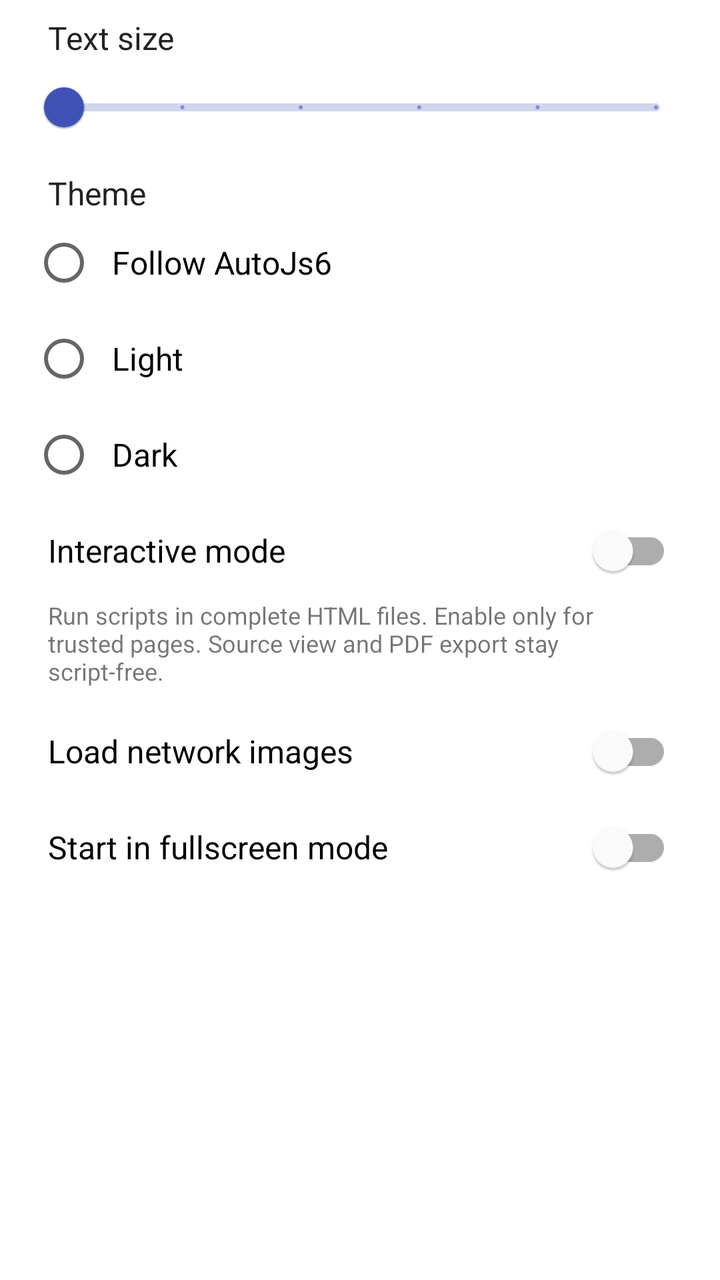
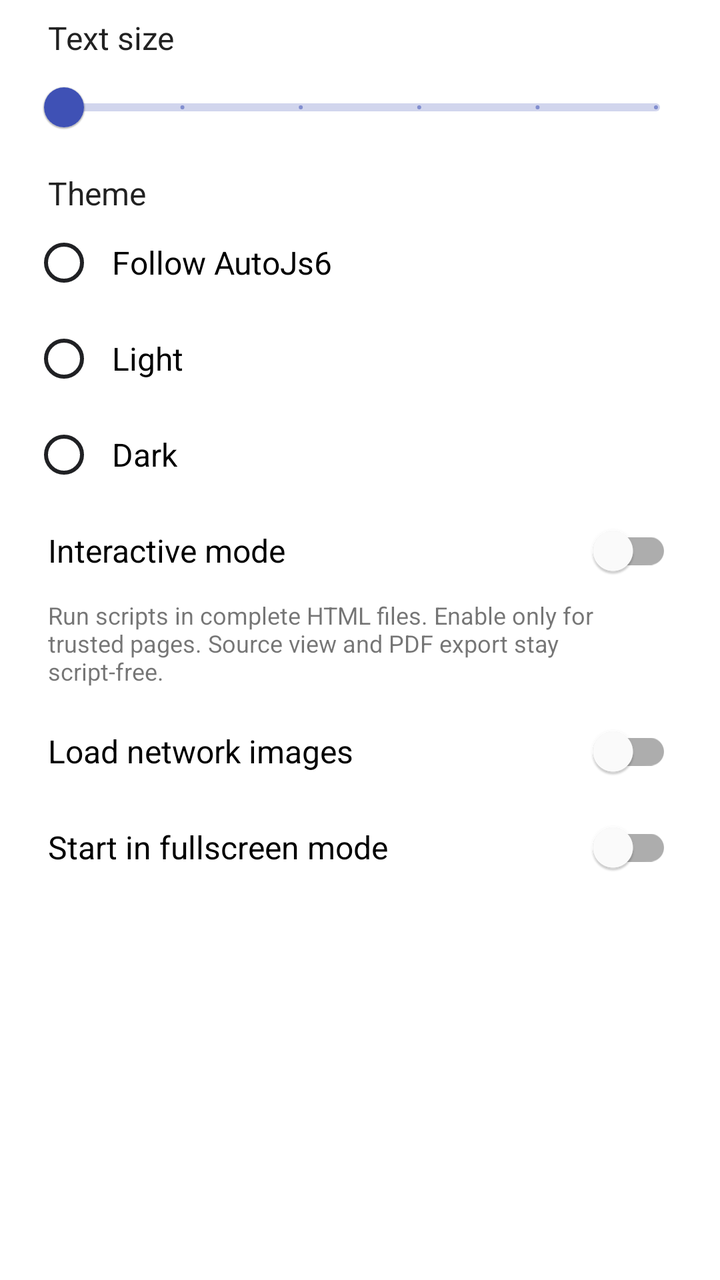

An Android layout rendered at two revisions. The XML below is the earlier revision; the diff shows what the commit changed to produce the second picture.
<!-- AndroidManifest.xml: application theme AppTheme -->
<!-- res/layout/dialog_html_previewer_settings.xml -->
<?xml version="1.0" encoding="utf-8"?>
<LinearLayout
    xmlns:android="http://schemas.android.com/apk/res/android"
    xmlns:app="http://schemas.android.com/apk/res-auto"
    android:layout_width="match_parent"
    android:layout_height="wrap_content"
    android:orientation="vertical"
    android:paddingHorizontal="16dp">

    <TextView
        android:id="@+id/text_zoom_label"
        android:layout_width="match_parent"
        android:layout_height="wrap_content"
        android:paddingHorizontal="8dp"
        android:paddingTop="8dp"
        android:text="@string/text_text_size"
        android:textColor="?android:attr/textColorPrimary"
        android:textSize="16sp" />

    <com.google.android.material.slider.Slider
        android:id="@+id/text_zoom"
        android:layout_width="match_parent"
        android:layout_height="wrap_content"
        android:contentDescription="@string/text_text_size"
        android:stepSize="25"
        android:valueFrom="75"
        android:valueTo="200"
        app:labelBehavior="gone" />

    <TextView
        android:layout_width="match_parent"
        android:layout_height="wrap_content"
        android:paddingHorizontal="8dp"
        android:paddingTop="8dp"
        android:text="@string/text_theme"
        android:textColor="?android:attr/textColorPrimary"
        android:textSize="16sp" />

    <RadioGroup
        android:id="@+id/theme_mode"
        android:layout_width="match_parent"
        android:layout_height="wrap_content"
        android:orientation="vertical">

        <com.google.android.material.radiobutton.MaterialRadioButton
            app:useMaterialThemeColors="false"
            android:id="@+id/theme_follow_system"
            android:layout_width="match_parent"
            android:layout_height="wrap_content"
            android:minHeight="48dp"
            android:paddingHorizontal="8dp"
            android:text="@string/text_theme_follow_system"
            android:textSize="16sp" />

        <com.google.android.material.radiobutton.MaterialRadioButton
            app:useMaterialThemeColors="false"
            android:id="@+id/theme_light"
            android:layout_width="match_parent"
            android:layout_height="wrap_content"
            android:minHeight="48dp"
            android:paddingHorizontal="8dp"
            android:text="@string/text_theme_light"
            android:textSize="16sp" />

        <com.google.android.material.radiobutton.MaterialRadioButton
            app:useMaterialThemeColors="false"
            android:id="@+id/theme_dark"
            android:layout_width="match_parent"
            android:layout_height="wrap_content"
            android:minHeight="48dp"
            android:paddingHorizontal="8dp"
            android:text="@string/text_theme_dark"
            android:textSize="16sp" />

    </RadioGroup>

    <com.google.android.material.switchmaterial.SwitchMaterial
        android:id="@+id/interactive_mode"
        android:layout_width="match_parent"
        android:layout_height="wrap_content"
        android:gravity="center_vertical"
        android:minHeight="48dp"
        android:paddingHorizontal="8dp"
        android:text="@string/text_interactive_mode"
        android:textOn=""
        android:textOff=""
        android:textSize="16sp"
        style="@style/Widget.MaterialComponents.CompoundButton.Switch"
        app:showText="false" />

    <TextView
        android:layout_width="match_parent"
        android:layout_height="wrap_content"
        android:paddingHorizontal="8dp"
        android:paddingBottom="8dp"
        android:text="@string/text_interactive_mode_summary"
        android:textSize="12sp" />

    <com.google.android.material.switchmaterial.SwitchMaterial
        style="@style/Widget.MaterialComponents.CompoundButton.Switch"
        app:showText="false"
        android:textOn=""
        android:textOff=""
        android:id="@+id/load_network_images"
        android:layout_width="match_parent"
        android:layout_height="wrap_content"
        android:gravity="center_vertical"
        android:minHeight="48dp"
        android:paddingHorizontal="8dp"
        android:text="@string/text_load_network_images"
        android:textSize="16sp" />

    <com.google.android.material.switchmaterial.SwitchMaterial
        style="@style/Widget.MaterialComponents.CompoundButton.Switch"
        app:showText="false"
        android:textOn=""
        android:textOff=""
        android:id="@+id/start_in_fullscreen_mode"
        android:layout_width="match_parent"
        android:layout_height="wrap_content"
        android:gravity="center_vertical"
        android:minHeight="48dp"
        android:paddingHorizontal="8dp"
        android:text="@string/text_start_in_fullscreen_mode"
        android:textSize="16sp" />

</LinearLayout>
<!-- resources referenced by this layout -->
<resources>
  <string name="text_interactive_mode">Interactive mode</string>
  <string name="text_interactive_mode_summary">Run scripts in complete HTML files. Enable only for trusted pages. Source view and PDF export stay script-free.</string>
  <string name="text_load_network_images">Load network images</string>
  <string name="text_start_in_fullscreen_mode">Start in fullscreen mode</string>
  <string name="text_text_size">Text size</string>
  <string name="text_theme">Theme</string>
  <string name="text_theme_dark">Dark</string>
  <string name="text_theme_follow_system">Follow AutoJs6</string>
  <string name="text_theme_light">Light</string>
  <style name="AppTheme" parent="Theme.MaterialComponents.DayNight.NoActionBar">
          <item name="colorPrimary">@color/color_primary</item>
          <item name="colorPrimaryVariant">@color/color_primary_dark</item>
          <item name="colorSecondary">@color/color_secondary</item>
          <item name="android:colorAccent">@color/color_secondary</item>
          <item name="android:navigationBarColor">@color/window_background</item>
          <item name="android:windowActionModeOverlay">true</item>
          <item name="android:windowBackground">@color/window_background</item>
          <item name="windowActionModeOverlay">true</item>
      </style>
  <color name="color_primary">#3F51B5</color>
  <color name="color_primary_dark">#303F9F</color>
  <color name="color_secondary">#FF9800</color>
  <color name="window_background">#FFFFFFFF</color>
</resources>

<!-- the commit's change to res/layout/dialog_html_previewer_settings.xml (unified diff, before → after) -->
@@ -43,6 +43,7 @@
         android:orientation="vertical">
 
         <com.google.android.material.radiobutton.MaterialRadioButton
+            app:buttonTint="@color/dialog_foreground"
             app:useMaterialThemeColors="false"
             android:id="@+id/theme_follow_system"
             android:layout_width="match_parent"
@@ -53,6 +54,7 @@
             android:textSize="16sp" />
 
         <com.google.android.material.radiobutton.MaterialRadioButton
+            app:buttonTint="@color/dialog_foreground"
             app:useMaterialThemeColors="false"
             android:id="@+id/theme_light"
             android:layout_width="match_parent"
@@ -63,6 +65,7 @@
             android:textSize="16sp" />
 
         <com.google.android.material.radiobutton.MaterialRadioButton
+            app:buttonTint="@color/dialog_foreground"
             app:useMaterialThemeColors="false"
             android:id="@+id/theme_dark"
             android:layout_width="match_parent"
<!-- resource entries referenced after the edit -->
@@ -1,5 +1,6 @@
 <!-- resources referenced by this layout -->
 <resources>
+  <color name="dialog_foreground">#FF202124</color>
   <string name="text_interactive_mode">Interactive mode</string>
   <string name="text_interactive_mode_summary">Run scripts in complete HTML files. Enable only for trusted pages. Source view and PDF export stay script-free.</string>
   <string name="text_load_network_images">Load network images</string>
@@ -10,6 +11,7 @@
   <string name="text_theme_follow_system">Follow AutoJs6</string>
   <string name="text_theme_light">Light</string>
   <style name="AppTheme" parent="Theme.MaterialComponents.DayNight.NoActionBar">
+          <item name="materialAlertDialogTheme">@style/AppTheme.PreviewerDialog</item>
           <item name="colorPrimary">@color/color_primary</item>
           <item name="colorPrimaryVariant">@color/color_primary_dark</item>
           <item name="colorSecondary">@color/color_secondary</item>
@@ -19,9 +21,23 @@
           <item name="android:windowBackground">@color/window_background</item>
           <item name="windowActionModeOverlay">true</item>
       </style>
+  <style name="AppTheme.PreviewerDialog" parent="ThemeOverlay.MaterialComponents.MaterialAlertDialog">
+          <item name="colorPrimary">@color/dialog_foreground</item>
+          <item name="colorSecondary">@color/dialog_foreground</item>
+          <item name="colorAccent">@color/dialog_foreground</item>
+          <item name="android:colorAccent">@color/dialog_foreground</item>
+          <item name="colorControlActivated">@color/dialog_foreground</item>
+          <item name="colorControlNormal">@color/dialog_foreground</item>
+          <item name="buttonBarPositiveButtonStyle">@style/Widget.Previewer.DialogButton</item>
+          <item name="buttonBarNegativeButtonStyle">@style/Widget.Previewer.DialogButton</item>
+          <item name="buttonBarNeutralButtonStyle">@style/Widget.Previewer.DialogButton</item>
+      </style>
   <color name="color_primary">#3F51B5</color>
   <color name="color_primary_dark">#303F9F</color>
   <color name="color_secondary">#FF9800</color>
   <color name="window_background">#FFFFFFFF</color>
+  <style name="Widget.Previewer.DialogButton" parent="Widget.MaterialComponents.Button.TextButton.Dialog">
+          <item name="android:textColor">@color/dialog_foreground</item>
+      </style>
 </resources>
 
